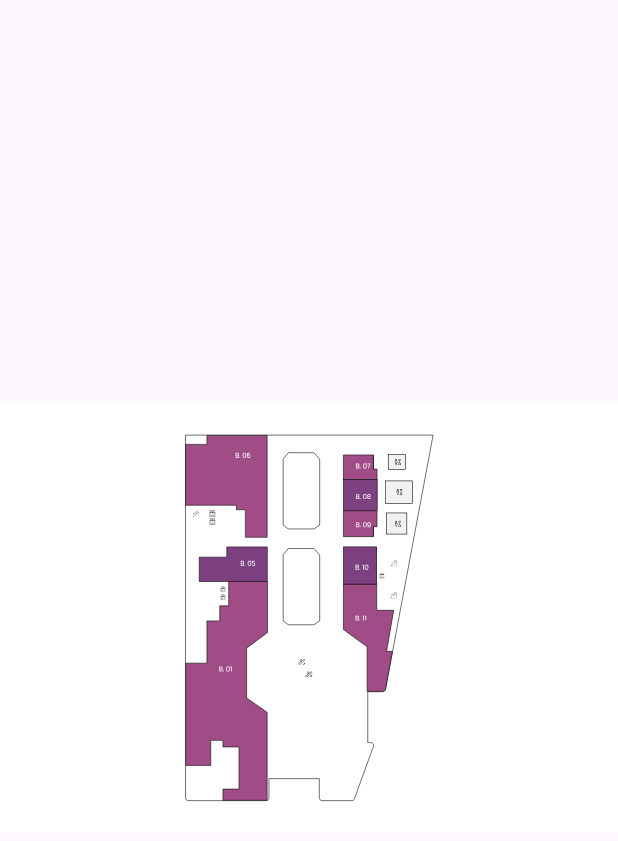
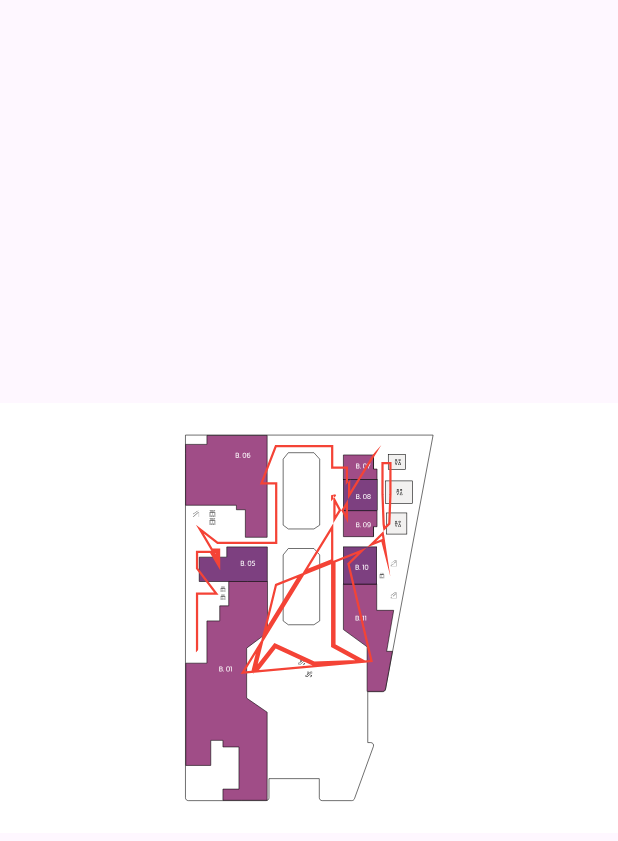
Before and after one commit to ADC-Studio/floors_map_widget, a Flutter app: the screen it shows after launch, on a phone screen of 412 x 824 dp. Shown: the top 841 px of the screen. Run offline on Flutter 3.47's test engine with Material 3 defaults, Android fonts, the phone set to English and light mode, and no system bars; our stand-ins replace flutter_svg.

Commit message:
add: points in map

```diff
--- a/lib/src/core/parser/parser_svg.dart
+++ b/lib/src/core/parser/parser_svg.dart
@@ -218,6 +218,7 @@ class SvgParser {
           x: double.parse(x),
           y: double.parse(y),
           neighbours: neighbours,
+          sizeParentSvg: svgSize,
         ),
       );
     }
--- a/lib/src/models/floor_point.dart
+++ b/lib/src/models/floor_point.dart
@@ -1,3 +1,5 @@
+import 'package:flutter/widgets.dart';
+
 /// Means the floor point
 final class FloorPoint {
   final int id;
@@ -5,6 +7,7 @@ final class FloorPoint {
   final double y;
   final List<int> neighbours;
   final int floor;
+  final Size sizeParentSvg;
 
   const FloorPoint({
     required this.id,
@@ -12,5 +15,6 @@ final class FloorPoint {
     required this.y,
     required this.neighbours,
     required this.floor,
+    required this.sizeParentSvg,
   });
 }
--- /dev/null
+++ b/lib/src/widgets/floor_path_painter.dart
@@ -0,0 +1,114 @@
+import 'package:floors_map_widget/floors_map_widget.dart';
+import 'package:flutter/material.dart';
+
+class FloorPathPainter extends StatefulWidget {
+  final List<FloorPoint> listPoints;
+  const FloorPathPainter(
+    this.listPoints, {
+    super.key,
+  });
+
+  @override
+  State<FloorPathPainter> createState() => _FloorPathPainterState();
+}
+
+class _FloorPathPainterState extends State<FloorPathPainter> {
+  Path pathBuilder() {
+    final Path path = Path()
+      ..moveTo(widget.listPoints[0].x, widget.listPoints[0].y);
+
+    for (int i = 1; i < widget.listPoints.length; i++) {
+      path.lineTo(widget.listPoints[i].x, widget.listPoints[i].y);
+    }
+    return path;
+  }
+
+  Path _getPathWithOffset() {
+    final size = MediaQuery.of(context).size;
+    final double scale =
+        (size.width / widget.listPoints[0].sizeParentSvg.width).clamp(
+      0,
+      size.height / widget.listPoints[0].sizeParentSvg.height,
+    );
+
+    final offsetX =
+        (size.width - widget.listPoints[0].sizeParentSvg.width * scale) / 2;
+    final offsetY =
+        (size.height - widget.listPoints[0].sizeParentSvg.height * scale) / 2;
+
+    final matrix4 = Matrix4.identity()
+      ..translate(offsetX, offsetY)
+      ..scale(scale, scale, 1);
+
+    return pathBuilder().transform(matrix4.storage);
+  }
+
+  //! TODO Исправить
+  @override
+  Widget build(final BuildContext context) => ClipPath(
+        clipper: _ShapeClipper(
+          _getPathWithOffset(),
+        ),
+        child: CustomPaint(
+          painter: _CustomPathPainter(
+            _getPathWithOffset(),
+            Colors.red,
+          ),
+          child: Container(),
+        ),
+      );
+}
+
+class RoutePainter extends CustomPainter {
+  final Path path;
+
+  RoutePainter(this.path);
+
+  @override
+  void paint(final Canvas canvas, final Size size) {
+    final Paint paint = Paint()
+      ..color = Colors.red
+      ..style = PaintingStyle.stroke
+      ..strokeWidth = 3.0;
+
+    canvas.drawPath(path, paint);
+  }
+
+  @override
+  bool shouldRepaint(final CustomPainter oldDelegate) => true;
+}
+
+class _CustomPathPainter extends CustomPainter {
+  final Path pathWithOffset;
+  final Color color;
+
+  _CustomPathPainter(
+    this.pathWithOffset,
+    this.color,
+  );
+
+  @override
+  void paint(final Canvas canvas, final Size size) {
+    final paintFill = Paint()
+      ..color = color
+      ..style = PaintingStyle.stroke
+      ..strokeWidth = 3.0;
+
+    canvas.drawPath(pathWithOffset, paintFill);
+  }
+
+  @override
+  bool shouldRepaint(covariant final CustomPainter oldDelegate) => true;
+}
+
+class _ShapeClipper extends CustomClipper<Path> {
+  final Path path;
+
+  _ShapeClipper(this.path);
+
+  @override
+  Path getClip(final Size size) => path;
+
+  @override
+  bool shouldReclip(final CustomClipper<Path> oldClipper) => oldClipper != this;
+}
--- a/lib/src/widgets/floor_widgets.dart
+++ b/lib/src/widgets/floor_widgets.dart
@@ -1,2 +1,3 @@
 export 'floor_map_widget.dart';
+export 'floor_path_painter.dart';
 export 'svg_map.dart';
```
Also changed, not shown: example/lib/main.dart (+68 -62 lines).
